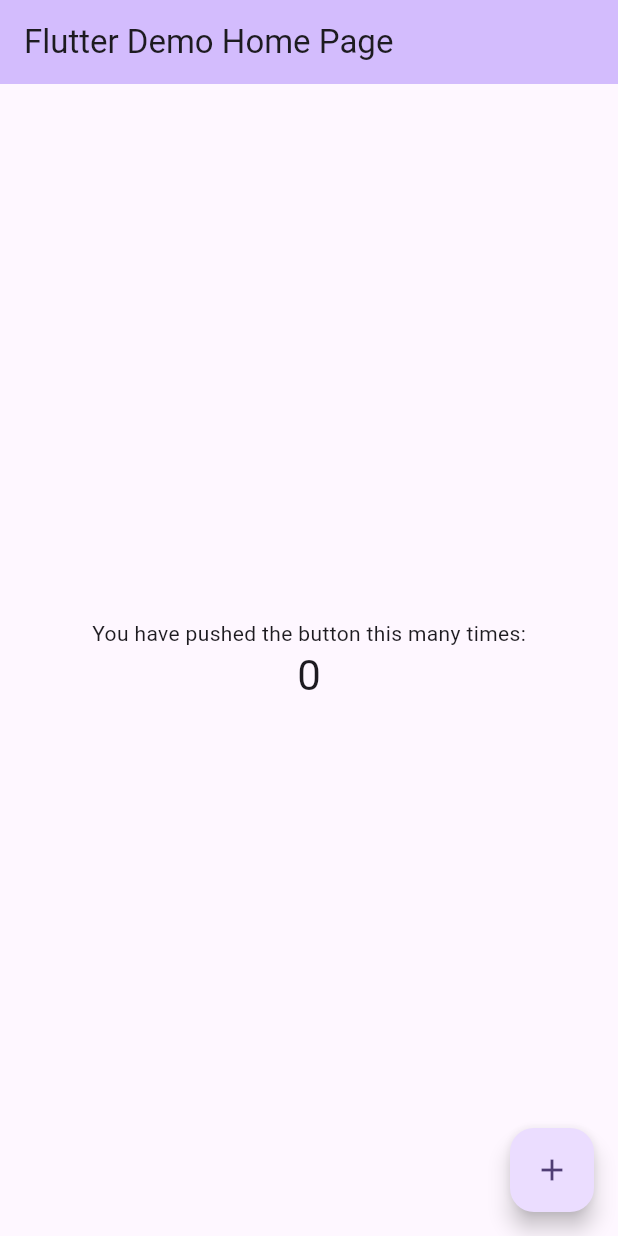
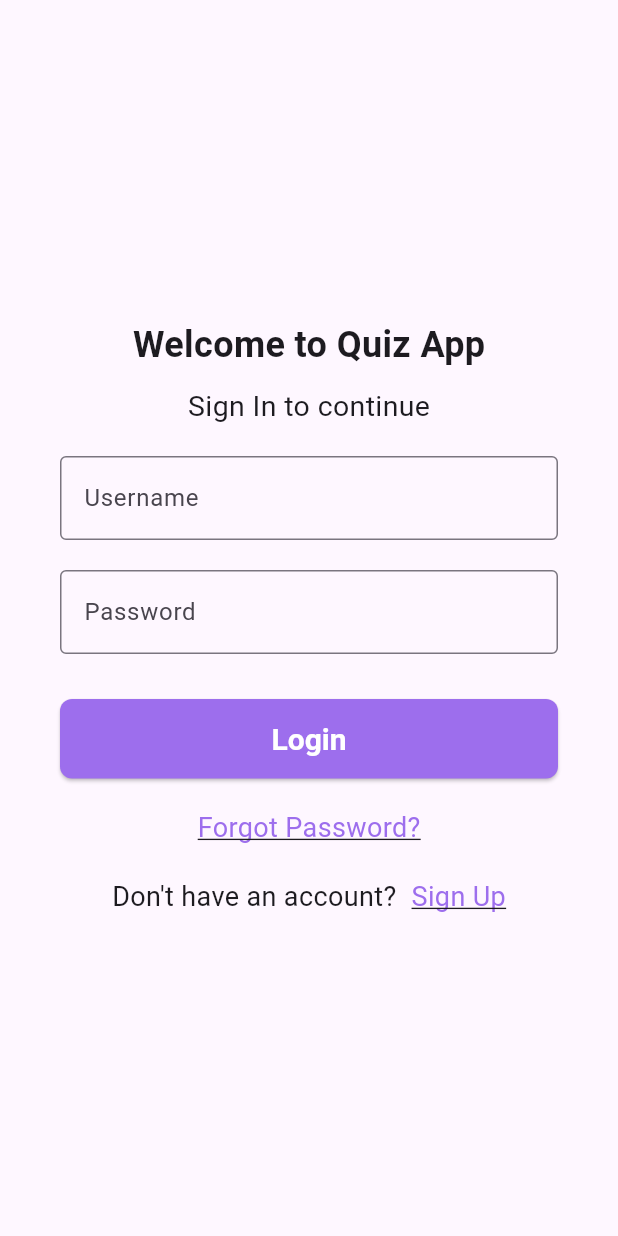
Before and after one commit to nechuo/quiz_app_front, a Flutter app: the screen it shows after launch, on a phone screen of 412 x 824 dp. Run offline on Flutter 3.47's test engine with Material 3 defaults, Android fonts, the phone set to English and light mode, and no system bars.

Commit message:
Add home page

```diff
--- a/lib/main.dart
+++ b/lib/main.dart
@@ -1,4 +1,5 @@
 import 'package:flutter/material.dart';
+import './pages/home.dart';
 
 void main() {
   runApp(const MyApp());
@@ -11,7 +12,7 @@ class MyApp extends StatelessWidget {
   @override
   Widget build(BuildContext context) {
     return MaterialApp(
-      title: 'Flutter Demo',
+      title: 'Quiz App',
       theme: ThemeData(
         // This is the theme of your application.
         //
@@ -30,93 +31,7 @@ class MyApp extends StatelessWidget {
         // tested with just a hot reload.
         colorScheme: .fromSeed(seedColor: Colors.deepPurple),
       ),
-      home: const MyHomePage(title: 'Flutter Demo Home Page'),
+      home: const MyHomePage(title: 'Home Page'),
     );
   }
 }
-
-class MyHomePage extends StatefulWidget {
-  const MyHomePage({super.key, required this.title});
-
-  // This widget is the home page of your application. It is stateful, meaning
-  // that it has a State object (defined below) that contains fields that affect
-  // how it looks.
-
-  // This class is the configuration for the state. It holds the values (in this
-  // case the title) provided by the parent (in this case the App widget) and
-  // used by the build method of the State. Fields in a Widget subclass are
-  // always marked "final".
-
-  final String title;
-
-  @override
-  State<MyHomePage> createState() => _MyHomePageState();
-}
-
-class _MyHomePageState extends State<MyHomePage> {
-  int _counter = 0;
-
-  void _incrementCounter() {
-    setState(() {
-      // This call to setState tells the Flutter framework that something has
-      // changed in this State, which causes it to rerun the build method below
-      // so that the display can reflect the updated values. If we changed
-      // _counter without calling setState(), then the build method would not be
-      // called again, and so nothing would appear to happen.
-      _counter++;
-    });
-  }
-
-  @override
-  Widget build(BuildContext context) {
-    // This method is rerun every time setState is called, for instance as done
-    // by the _incrementCounter method above.
-    //
-    // The Flutter framework has been optimized to make rerunning build methods
-    // fast, so that you can just rebuild anything that needs updating rather
-    // than having to individually change instances of widgets.
-    return Scaffold(
-      appBar: AppBar(
-        // TRY THIS: Try changing the color here to a specific color (to
-        // Colors.amber, perhaps?) and trigger a hot reload to see the AppBar
-        // change color while the other colors stay the same.
-        backgroundColor: Theme.of(context).colorScheme.inversePrimary,
-        // Here we take the value from the MyHomePage object that was created by
-        // the App.build method, and use it to set our appbar title.
-        title: Text(widget.title),
-      ),
-      body: Center(
-        // Center is a layout widget. It takes a single child and positions it
-        // in the middle of the parent.
-        child: Column(
-          // Column is also a layout widget. It takes a list of children and
-          // arranges them vertically. By default, it sizes itself to fit its
-          // children horizontally, and tries to be as tall as its parent.
-          //
-          // Column has various properties to control how it sizes itself and
-          // how it positions its children. Here we use mainAxisAlignment to
-          // center the children vertically; the main axis here is the vertical
-          // axis because Columns are vertical (the cross axis would be
-          // horizontal).
-          //
-          // TRY THIS: Invoke "debug painting" (choose the "Toggle Debug Paint"
-          // action in the IDE, or press "p" in the console), to see the
-          // wireframe for each widget.
-          mainAxisAlignment: .center,
-          children: [
-            const Text('You have pushed the button this many times:'),
-            Text(
-              '$_counter',
-              style: Theme.of(context).textTheme.headlineMedium,
-            ),
-          ],
-        ),
-      ),
-      floatingActionButton: FloatingActionButton(
-        onPressed: _incrementCounter,
-        tooltip: 'Increment',
-        child: const Icon(Icons.add),
-      ),
-    );
-  }
-}
--- /dev/null
+++ b/lib/pages/home.dart
@@ -0,0 +1,159 @@
+import 'package:flutter/material.dart';
+
+class MyHomePage extends StatefulWidget {
+  const MyHomePage({super.key, required this.title});
+
+  // This widget is the home page of your application. It is stateful, meaning
+  // that it has a State object (defined below) that contains fields that affect
+  // how it looks.
+
+  // This class is the configuration for the state. It holds the values (in this
+  // case the title) provided by the parent (in this case the App widget) and
+  // used by the build method of the State. Fields in a Widget subclass are
+  // always marked "final".
+
+  final String title;
+
+  @override
+  State<MyHomePage> createState() => _MyHomePageState();
+}
+
+class _MyHomePageState extends State<MyHomePage> {
+  @override
+  Widget build(BuildContext context) {
+    // This method is rerun every time setState is called, for instance as done
+    // by the _incrementCounter method above.
+    //
+    // The Flutter framework has been optimized to make rerunning build methods
+    // fast, so that you can just rebuild anything that needs updating rather
+    // than having to individually change instances of widgets.
+    return Scaffold(
+      body: Center(
+        // Center is a layout widget. It takes a single child and positions it
+        // in the middle of the parent.
+        child: Column(
+          // Column is also a layout widget. It takes a list of children and
+          // arranges them vertically. By default, it sizes itself to fit its
+          // children horizontally, and tries to be as tall as its parent.
+          //
+          // Column has various properties to control how it sizes itself and
+          // how it positions its children. Here we use mainAxisAlignment to
+          // center the children vertically; the main axis here is the vertical
+          // axis because Columns are vertical (the cross axis would be
+          // horizontal).
+          //
+          // TRY THIS: Invoke "debug painting" (choose the "Toggle Debug Paint"
+          // action in the IDE, or press "p" in the console), to see the
+          // wireframe for each widget.
+          mainAxisAlignment: .center,
+          children: [
+            Container(
+              margin: const EdgeInsets.only(bottom: 0),
+              child: Text(
+                'Welcome to Quiz App',
+                style: TextStyle(fontSize: 24, fontWeight: FontWeight.bold),
+              ),
+            ),
+            Container(
+              margin: const EdgeInsets.only(top: 10.0, bottom: 20.0),
+              child: Text(
+                'Sign In to continue',
+                style: TextStyle(fontSize: 19),
+              ),
+            ),
+
+            Container(
+              margin: const EdgeInsets.only(left: 40.0, right: 40.0),
+              child: TextField(
+                decoration: InputDecoration(
+                  hintText: 'Enter your username',
+                  border: OutlineInputBorder(),
+                  labelText: 'Username',
+                ),
+                onChanged: (text) {},
+              ),
+            ),
+            Container(
+              margin: const EdgeInsets.only(left: 40.0, right: 40.0, top: 20.0),
+              child: TextField(
+                decoration: InputDecoration(
+                  hintText: 'Enter your password',
+                  border: OutlineInputBorder(),
+                  labelText: 'Password',
+                ),
+                onChanged: (text) {},
+              ),
+            ),
+            Container(
+              margin: const EdgeInsets.only(left: 40.0, right: 40.0, top: 30.0),
+              child: SizedBox(
+                width: double.infinity,
+                child: ElevatedButton(
+                  onPressed: () {},
+                  style: ElevatedButton.styleFrom(
+                    backgroundColor: const Color.fromARGB(255, 157, 110, 237),
+                    foregroundColor: Colors.white,
+                    textStyle: TextStyle(
+                      fontSize: 20,
+                      fontWeight: FontWeight.bold,
+                    ),
+                    shape: RoundedRectangleBorder(
+                      borderRadius: BorderRadius.circular(8),
+                    ),
+                    padding: const EdgeInsets.only(top: 15, bottom: 15),
+                  ),
+                  child: Text('Login'),
+                ),
+              ),
+            ),
+            Container(
+              margin: const EdgeInsets.only(top: 20.0),
+              child: Row(
+                mainAxisAlignment: MainAxisAlignment.center,
+                children: [
+                  InkWell(
+                    child: Text(
+                      'Forgot Password?',
+                      style: TextStyle(
+                        color: const Color.fromARGB(255, 157, 110, 237),
+                        fontSize: 18,
+                        decoration: TextDecoration.underline,
+                      ),
+                    ),
+                    onTap: () {},
+                  ),
+                ],
+              ),
+            ),
+            Container(
+              margin: const EdgeInsets.only(top: 20.0),
+              child: Row(
+                mainAxisAlignment: MainAxisAlignment.center,
+                children: [
+                  Container(
+                    margin: const EdgeInsets.only(right: 10),
+                    child: Text(
+                      'Don\'t have an account?',
+                      style: TextStyle(fontSize: 18),
+                    ),
+                  ),
+                  InkWell(
+                    child: Text(
+                      'Sign Up',
+                      style: TextStyle(
+                        color: const Color.fromARGB(255, 157, 110, 237),
+                        fontSize: 18,
+                        decoration: TextDecoration.underline,
+                      ),
+                    ),
+                    onTap: () {},
+                  ),
+                ],
+              ),
+            ),
+          ],
+        ),
+      ),
+    );
+  }
+}
```
